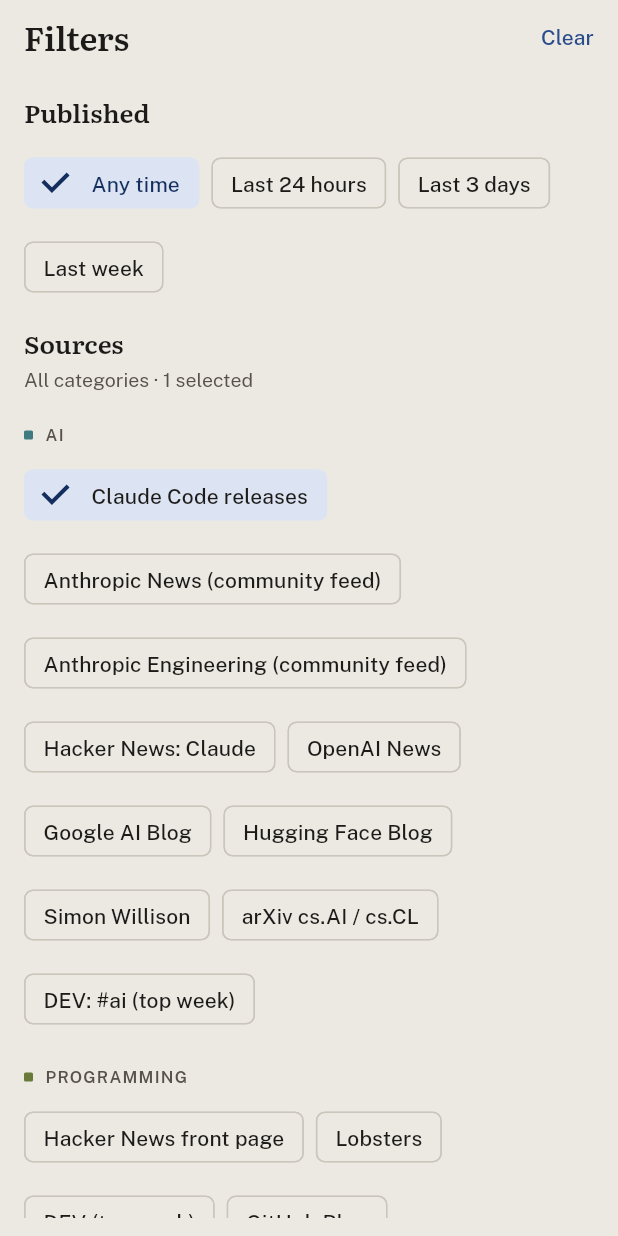
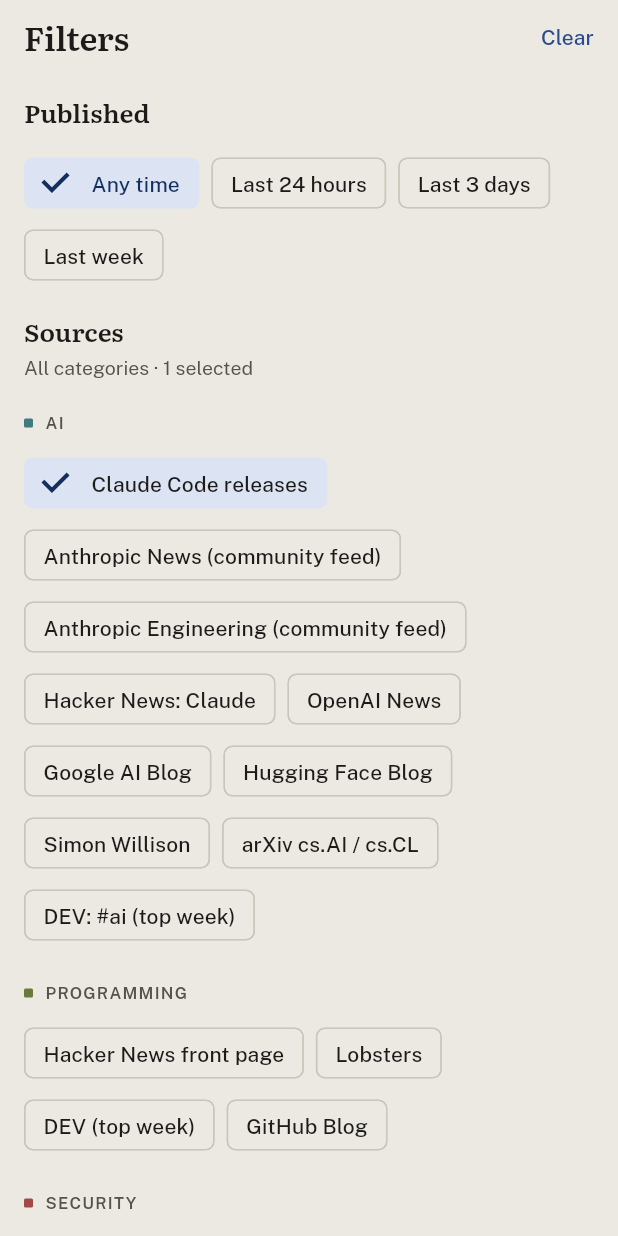
Before and after one commit to albertrzad18/news-bucket, a Flutter app: the FeedFilterSheet widget shown alone on an empty page, opened directly, after a tap on "Claude Code releases", on a phone screen of 412 x 824 dp. Run offline on Flutter 3.47's test engine with Material 3 defaults, Android fonts, the phone set to English and light mode, and no system bars; our stand-ins replace dio, drift, drift_flutter, flutter_local_notifications, flutter_riverpod, go_router and 2 more; missing offline and left inert: workmanager; accounts and stored records are empty; generated files the repository leaves out were written again; network calls fail; statements that could not run were skipped.

Commit message:
Fixes from emulator check
Co-Authored-By: Claude Opus 5.5 <noreply@anthropic.com>

```diff
--- a/lib/features/feed/feed_filter_sheet.dart
+++ b/lib/features/feed/feed_filter_sheet.dart
@@ -60,7 +60,7 @@ class FeedFilterSheet extends ConsumerWidget {
                       padding: const EdgeInsets.fromLTRB(16, 8, 16, 0),
                       child: Wrap(
                         spacing: 8,
-                        runSpacing: 8,
+                        runSpacing: 0, // chips are already padded to 48dp
                         children: [
                           for (final period in FeedPeriod.values)
                             ChoiceChip(
@@ -96,11 +96,18 @@ class FeedFilterSheet extends ConsumerWidget {
                         padding: const EdgeInsets.fromLTRB(16, 0, 16, 8),
                         child: Wrap(
                           spacing: 8,
-                          runSpacing: 8,
+                          runSpacing: 0, // chips are already padded to 48dp
                           children: [
                             for (final source in items)
                               FilterChip(
-                                label: Text(source.name),
+                                // Chips default to one faded line; long names
+                                // at large font sizes wrap instead.
+                                label: Text(
+                                  source.name,
+                                  maxLines: 2,
+                                  softWrap: true,
+                                  overflow: TextOverflow.ellipsis,
+                                ),
                                 selected: filter.sourceIds.contains(source.id),
                                 onSelected: (_) =>
                                     notifier.toggleSource(source.id),
--- a/lib/features/feed/feed_screen.dart
+++ b/lib/features/feed/feed_screen.dart
@@ -90,6 +90,7 @@ class _FeedScreenState extends ConsumerState<FeedScreen> {
       onPressed: () => showModalBottomSheet<void>(
         context: context,
         isScrollControlled: true,
+        useSafeArea: true,
         builder: (_) => const FeedFilterSheet(),
       ),
     );
@@ -229,6 +230,10 @@ class _CategoryChip extends StatelessWidget {
       // Without an avatar the checkmark takes its place when selected;
       // with one, the chip would paint the check on top of the marker.
       avatar: selected ? null : Center(child: CategoryMarker(category)),
+      // The default avatar box is icon-sized, too wide for the 6dp marker.
+      avatarBoxConstraints: selected
+          ? null
+          : const BoxConstraints.tightFor(width: 10, height: 10),
       label: Text(category.label),
       selected: selected,
       onSelected: (_) => onSelected(),
```
Also changed, not shown: lib/features/feed/article_tile.dart (+13 -1 lines).
